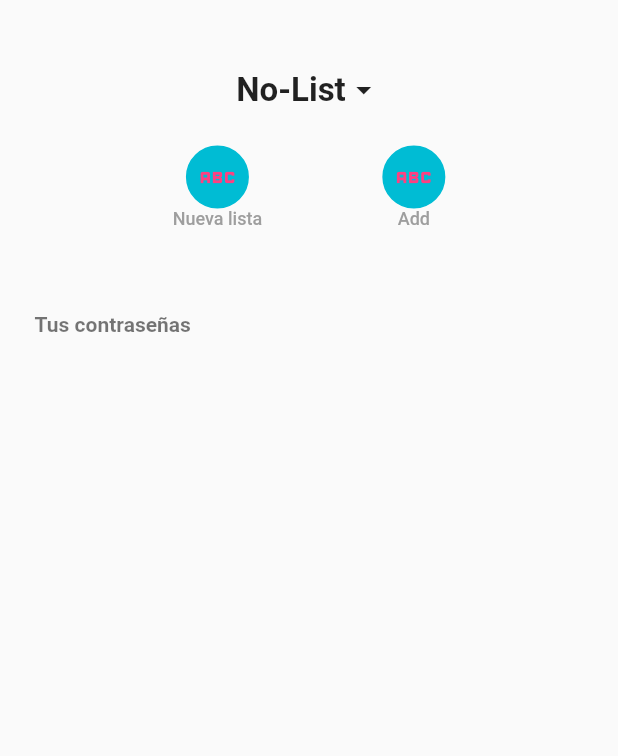
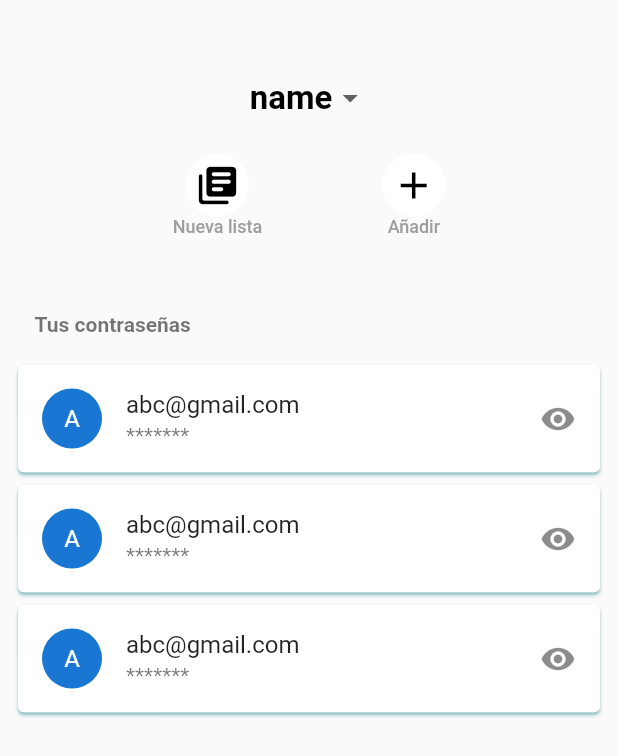
Before and after one commit to xJJALx/pass_gestor, a Flutter app: the screen it shows after launch, on a phone screen of 412 x 824 dp. Shown: the top 756 px of the screen. Run offline on Flutter 3.47's test engine with Material 2 defaults, Android fonts, the phone set to English and light mode, and no system bars.

Commit message:
Dropdown groups. Funciones add grupos y passwords

```diff
--- a/lib/ui/providers/pass_provider.dart
+++ b/lib/ui/providers/pass_provider.dart
@@ -1,33 +1,43 @@
 import 'package:flutter/material.dart';
 
 import 'package:pass_gestor/data/models/models.dart';
-import 'package:pass_gestor/data/datasources/dataTests.dart';
+import 'package:pass_gestor/data/datasources/data_tests.dart';
 
 class PassProvider extends ChangeNotifier {
   List<Group> _groups = [];
   List<Password> _passwords = [];
 
-  late String _groupSelected;
-  late Password _passwordSelected;
+  late Password? _passwordSelected;
+  late Group? _groupSelected;
   late bool pinValidated;
 
   PassProvider() {
     pinValidated = false;
-    _groupSelected = 'No-List';
-    _passwordSelected = Password(listpassId: 0, name: 'pass', password: 'password');
+    _groupSelected = null;
 
     Future.delayed(const Duration(seconds: 3), (() => loadGroups(groupNameDataSource)));
     Future.delayed(const Duration(seconds: 3), (() => loadPasswords(itemPassDataSource)));
+    // Future.delayed(const Duration(seconds: 5), (() => loadPasswords([  Password(listpassId: 1, name: 'name', password: 'password'),])));
   }
 
-  String get listSelected => _groupSelected;
-  Password get passwordSelected => _passwordSelected;
-  List<Group> get group => _groups;
+  Group? get groupSelected => _groupSelected;
+  Password? get passwordSelected => _passwordSelected;
+  List<Group> get groups => _groups;
   List<Password> get passwords => _passwords;
 
+  set groupSelected(Group? group) {
+    _groupSelected = group;
+    notifyListeners();
+  }
+
+  set passwordSelected(Password? pass) {
+    _passwordSelected = pass;
+    notifyListeners();
+  }
 
   loadGroups(List<Group> list) {
-    _groups = list;
+    _groups = [..._groups, ...list];
+    _groupSelected = _groups[0];
     notifyListeners();
   }
 
@@ -36,5 +46,13 @@
     notifyListeners();
   }
 
+  addPasswords(Password pass) {
+    _passwords.add(pass);
+    notifyListeners();
+  }
 
+  addGroups(Group group) {
+    _groups.add(group);
+    notifyListeners();
+  }
 }
--- a/lib/ui/screens/home/home.dart
+++ b/lib/ui/screens/home/home.dart
@@ -1,6 +1,7 @@
 import 'package:flutter/material.dart';
 import 'package:provider/provider.dart';
 
+import 'package:pass_gestor/data/models/models.dart';
 import 'package:pass_gestor/ui/providers/pass_provider.dart';
 import 'package:pass_gestor/ui/widgets/widgets.dart';
 
@@ -36,11 +37,12 @@
           Row(
             mainAxisAlignment: MainAxisAlignment.center,
             children: [
-              Text(
-                passProvider.listSelected,
-                style: const TextStyle(fontSize: 22, fontWeight: FontWeight.bold),
-              ),
-              const Icon(Icons.arrow_drop_down),
+              passProvider.groupSelected == null
+                  ? const Text(
+                      'No hay listas',
+                      style: TextStyle(fontSize: 22, fontWeight: FontWeight.bold),
+                    )
+                  : _DropdownGroups(),
             ],
           ),
           Row(
@@ -48,11 +50,23 @@
             children: [
               GestureDetector(
                 onTap: (() {}),
-                child: const CircleAction(icon: Icons.abc, text: 'Nueva lista'),
+                child: const CircleAction(
+                  icon: Icons.library_books_rounded,
+                  text: 'Nueva lista',
+                  bgColor: Colors.white,
+                  iconColor: Colors.black,
+                ),
               ),
               GestureDetector(
-                onTap: (() {}),
-                child: const CircleAction(icon: Icons.abc, text: 'Add'),
+                onTap: (() {
+                  passProvider.addPasswords(Password(listpassId: 99, name: 'name', password: 'password'));
+                }),
+                child: const CircleAction(
+                  icon: Icons.add,
+                  text: 'Añadir',
+                  bgColor: Colors.white,
+                  iconColor: Colors.black,
+                ),
               ),
             ],
           ),
@@ -62,7 +76,30 @@
   }
 }
 
+class _DropdownGroups extends StatelessWidget {
+  @override
+  Widget build(BuildContext context) {
+    final passProvider = Provider.of<PassProvider>(context);
 
+    return DropdownButton<Group>(
+      value: passProvider.groupSelected,
+      icon: const Icon(Icons.arrow_drop_down),
+      style: const TextStyle(color: Colors.black),
+      focusColor: Colors.transparent,
+      underline: Container(height: 1, color: Colors.transparent),
+      onChanged: (Group? value) => passProvider.groupSelected = value!,
+      items: passProvider.groups.map<DropdownMenuItem<Group>>((Group value) {
+        return DropdownMenuItem<Group>(
+          value: value,
+          child: Text(
+            value.name,
+            style: const TextStyle(fontSize: 22, fontWeight: FontWeight.bold),
+          ),
+        );
+      }).toList(),
+    );
+  }
+}
 
 class _PassList extends StatelessWidget {
   const _PassList({Key? key}) : super(key: key);
```
